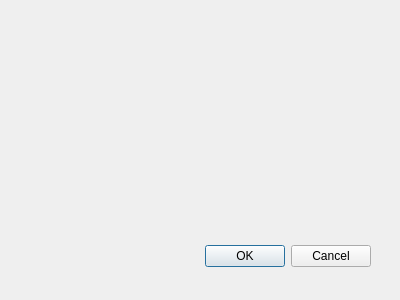
Qt form btneditwindow.ui (hacker2023beginer/database_with_GUI_on_QT) before a commit.
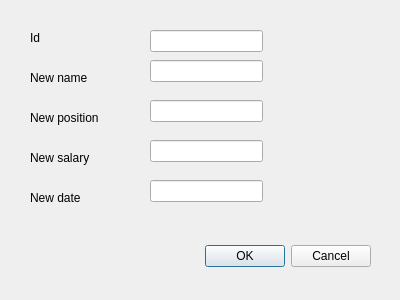
The same form after that commit.

Commit message: Add edit button option with opening new edit ui. Add employee validator

The edit to the form file:
```diff
--- a/btneditwindow.ui
+++ b/btneditwindow.ui
@@ -31,6 +31,121 @@
     <set>QDialogButtonBox::Cancel|QDialogButtonBox::Ok</set>
    </property>
   </widget>
+  <widget class="QLabel" name="label">
+   <property name="geometry">
+    <rect>
+     <x>30</x>
+     <y>30</y>
+     <width>55</width>
+     <height>16</height>
+    </rect>
+   </property>
+   <property name="text">
+    <string>Id</string>
+   </property>
+  </widget>
+  <widget class="QLabel" name="label_2">
+   <property name="geometry">
+    <rect>
+     <x>30</x>
+     <y>70</y>
+     <width>71</width>
+     <height>16</height>
+    </rect>
+   </property>
+   <property name="text">
+    <string>New name</string>
+   </property>
+  </widget>
+  <widget class="QLabel" name="label_3">
+   <property name="geometry">
+    <rect>
+     <x>30</x>
+     <y>110</y>
+     <width>81</width>
+     <height>16</height>
+    </rect>
+   </property>
+   <property name="text">
+    <string>New position</string>
+   </property>
+  </widget>
+  <widget class="QLabel" name="label_4">
+   <property name="geometry">
+    <rect>
+     <x>30</x>
+     <y>150</y>
+     <width>71</width>
+     <height>16</height>
+    </rect>
+   </property>
+   <property name="text">
+    <string>New salary</string>
+   </property>
+  </widget>
+  <widget class="QLineEdit" name="LneEmployeeId">
+   <property name="geometry">
+    <rect>
+     <x>150</x>
+     <y>30</y>
+     <width>113</width>
+     <height>22</height>
+    </rect>
+   </property>
+  </widget>
+  <widget class="QLineEdit" name="LneNewName">
+   <property name="geometry">
+    <rect>
+     <x>150</x>
+     <y>60</y>
+     <width>113</width>
+     <height>22</height>
+    </rect>
+   </property>
+  </widget>
+  <widget class="QLineEdit" name="LneNewPosition">
+   <property name="geometry">
+    <rect>
+     <x>150</x>
+     <y>100</y>
+     <width>113</width>
+     <height>22</height>
+    </rect>
+   </property>
+  </widget>
+  <widget class="QLineEdit" name="LneNewSalary">
+   <property name="geometry">
+    <rect>
+     <x>150</x>
+     <y>140</y>
+     <width>113</width>
+     <height>22</height>
+    </rect>
+   </property>
+  </widget>
+  <widget class="QLabel" name="label_5">
+   <property name="geometry">
+    <rect>
+     <x>30</x>
+     <y>190</y>
+     <width>55</width>
+     <height>16</height>
+    </rect>
+   </property>
+   <property name="text">
+    <string>New date</string>
+   </property>
+  </widget>
+  <widget class="QLineEdit" name="LneNewDate">
+   <property name="geometry">
+    <rect>
+     <x>150</x>
+     <y>180</y>
+     <width>113</width>
+     <height>22</height>
+    </rect>
+   </property>
+  </widget>
  </widget>
  <pixmapfunction></pixmapfunction>
  <resources/>
```
Left out of the diff: 38 changed lines with no effect on the pictures. The commit also changes 8 other files.
